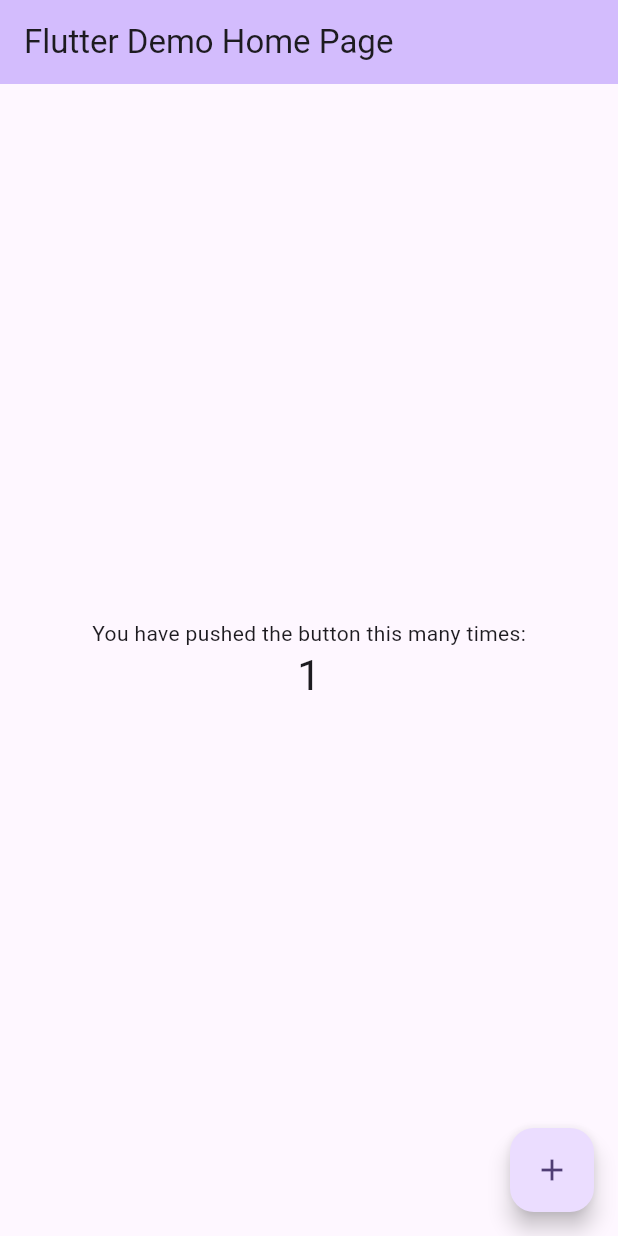
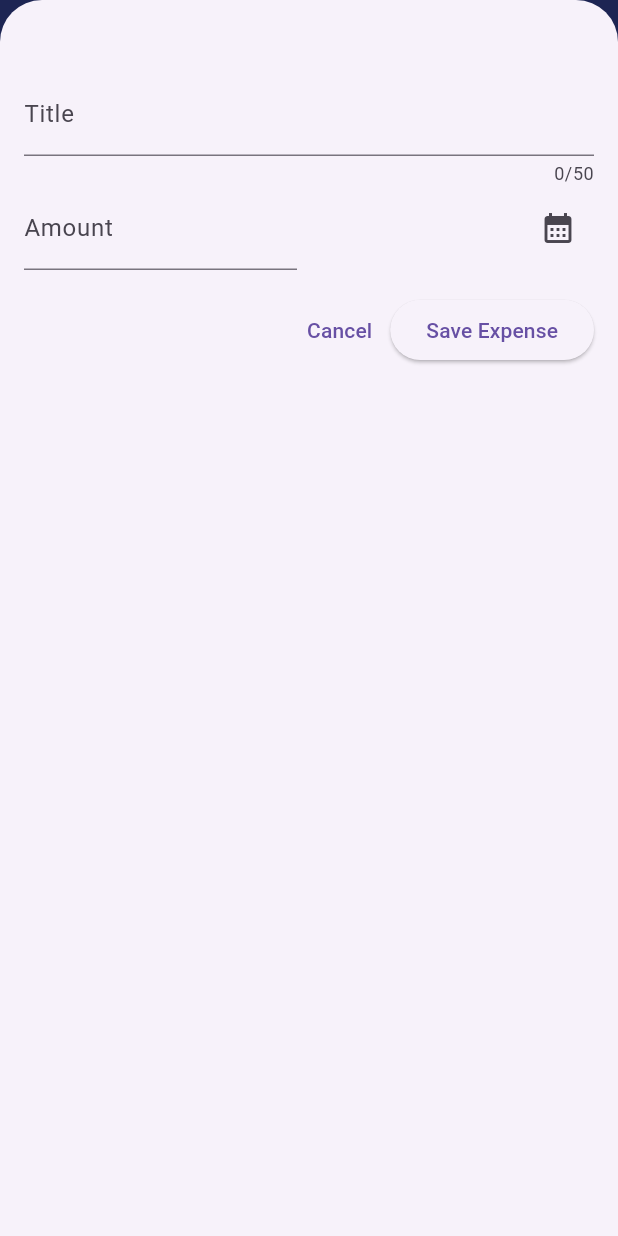
Before and after one commit to newbiners/money_management, a Flutter app: the screen it shows after launch, after a tap on the "add" icon, on a phone screen of 412 x 824 dp. Run offline on Flutter 3.47's test engine with Material 3 defaults, Android fonts, the phone set to English and light mode, and no system bars; our stand-ins replace google_fonts.

Commit message:
fist-project-flutter

```diff
--- a/lib/main.dart
+++ b/lib/main.dart
@@ -1,125 +1,23 @@
+
 import 'package:flutter/material.dart';
+import 'package:flutter/widgets.dart';
+import 'package:money_manager/widgets/expenses.dart';
+import 'package:money_manager/widgets/add_expenses.dart';
+
 
 void main() {
-  runApp(const MyApp());
+  runApp(const Expenses());
 }
 
-class MyApp extends StatelessWidget {
-  const MyApp({super.key});
+class Expenses extends StatelessWidget {
+   const Expenses({super.key});
 
-  // This widget is the root of your application.
+
+
   @override
   Widget build(BuildContext context) {
     return MaterialApp(
-      title: 'Flutter Demo',
-      theme: ThemeData(
-        // This is the theme of your application.
-        //
-        // TRY THIS: Try running your application with "flutter run". You'll see
-        // the application has a purple toolbar. Then, without quitting the app,
-        // try changing the seedColor in the colorScheme below to Colors.green
-        // and then invoke "hot reload" (save your changes or press the "hot
-        // reload" button in a Flutter-supported IDE, or press "r" if you used
-        // the command line to start the app).
-        //
-        // Notice that the counter didn't reset back to zero; the application
-        // state is not lost during the reload. To reset the state, use hot
-        // restart instead.
-        //
-        // This works for code too, not just values: Most code changes can be
-        // tested with just a hot reload.
-        colorScheme: ColorScheme.fromSeed(seedColor: Colors.deepPurple),
-        useMaterial3: true,
-      ),
-      home: const MyHomePage(title: 'Flutter Demo Home Page'),
+      home: MyExpense()
     );
   }
 }
-
-class MyHomePage extends StatefulWidget {
-  const MyHomePage({super.key, required this.title});
-
-  // This widget is the home page of your application. It is stateful, meaning
-  // that it has a State object (defined below) that contains fields that affect
-  // how it looks.
-
-  // This class is the configuration for the state. It holds the values (in this
-  // case the title) provided by the parent (in this case the App widget) and
-  // used by the build method of the State. Fields in a Widget subclass are
-  // always marked "final".
-
-  final String title;
-
-  @override
-  State<MyHomePage> createState() => _MyHomePageState();
-}
-
-class _MyHomePageState extends State<MyHomePage> {
-  int _counter = 0;
-
-  void _incrementCounter() {
-    setState(() {
-      // This call to setState tells the Flutter framework that something has
-      // changed in this State, which causes it to rerun the build method below
-      // so that the display can reflect the updated values. If we changed
-      // _counter without calling setState(), then the build method would not be
-      // called again, and so nothing would appear to happen.
-      _counter++;
-    });
-  }
-
-  @override
-  Widget build(BuildContext context) {
-    // This method is rerun every time setState is called, for instance as done
-    // by the _incrementCounter method above.
-    //
-    // The Flutter framework has been optimized to make rerunning build methods
-    // fast, so that you can just rebuild anything that needs updating rather
-    // than having to individually change instances of widgets.
-    return Scaffold(
-      appBar: AppBar(
-        // TRY THIS: Try changing the color here to a specific color (to
-        // Colors.amber, perhaps?) and trigger a hot reload to see the AppBar
-        // change color while the other colors stay the same.
-        backgroundColor: Theme.of(context).colorScheme.inversePrimary,
-        // Here we take the value from the MyHomePage object that was created by
-        // the App.build method, and use it to set our appbar title.
-        title: Text(widget.title),
-      ),
-      body: Center(
-        // Center is a layout widget. It takes a single child and positions it
-        // in the middle of the parent.
-        child: Column(
-          // Column is also a layout widget. It takes a list of children and
-          // arranges them vertically. By default, it sizes itself to fit its
-          // children horizontally, and tries to be as tall as its parent.
-          //
-          // Column has various properties to control how it sizes itself and
-          // how it positions its children. Here we use mainAxisAlignment to
-          // center the children vertically; the main axis here is the vertical
-          // axis because Columns are vertical (the cross axis would be
-          // horizontal).
-          //
-          // TRY THIS: Invoke "debug painting" (choose the "Toggle Debug Paint"
-          // action in the IDE, or press "p" in the console), to see the
-          // wireframe for each widget.
-          mainAxisAlignment: MainAxisAlignment.center,
-          children: <Widget>[
-            const Text(
-              'You have pushed the button this many times:',
-            ),
-            Text(
-              '$_counter',
-              style: Theme.of(context).textTheme.headlineMedium,
-            ),
-          ],
-        ),
-      ),
-      floatingActionButton: FloatingActionButton(
-        onPressed: _incrementCounter,
-        tooltip: 'Increment',
-        child: const Icon(Icons.add),
-      ), // This trailing comma makes auto-formatting nicer for build methods.
-    );
-  }
-}
--- /dev/null
+++ b/lib/widgets/add_expenses.dart
@@ -0,0 +1,98 @@
+import 'package:flutter/material.dart';
+import 'package:money_manager/widgets/components/textField.dart';
+class MyAddExpenses extends StatefulWidget {
+  const MyAddExpenses({super.key});
+
+  @override
+  State<MyAddExpenses> createState() => _MyAddExpensesState();
+}
+
+class _MyAddExpensesState extends State<MyAddExpenses> {
+  @override
+  Widget build(BuildContext context) {
+    return
+    Padding(
+      padding: const EdgeInsets.fromLTRB(16, 48, 16, 16),
+      child: Column(
+        children: [
+          TextField(
+            maxLength: 50,
+            decoration: const InputDecoration(
+              label: Text('Title'),
+            ),
+          ),
+          Row(
+            children: [
+              Expanded(
+                child: TextField(
+                  keyboardType: TextInputType.number,
+                  decoration: const InputDecoration(
+                    prefixText: '\$ ',
+                    label: Text('Amount'),
+                  ),
+                ),
+              ),
+              const SizedBox(width: 16),
+              Expanded(
+                child: Row(
+                  mainAxisAlignment: MainAxisAlignment.end,
+                  crossAxisAlignment: CrossAxisAlignment.center,
+                  children: [
+                    // Text(
+                    //   _selectedDate == null
+                    //       ? 'No date selected'
+                    //       : formatter.format(_selectedDate!),
+                    // ),
+                    IconButton(
+                      onPressed: () {},
+                      icon: const Icon(
+                        Icons.calendar_month,
+                      ),
+                    ),
+                  ],
+                ),
+              ),
+            ],
+          ),
+          const SizedBox(height: 16),
+          Row(
+            children: [
+              // DropdownButton(
+              //   value: _selectedCategory,
+              //   items: Category.values
+              //       .map(
+              //         (category) => DropdownMenuItem(
+              //           value: category,
+              //           child: Text(
+              //             category.name.toUpperCase(),
+              //           ),
+              //         ),
+              //       )
+              //       .toList(),
+              //   onChanged: (value) {
+              //     if (value == null) {
+              //       return;
+              //     }
+              //     // setState(() {
+              //     //   _selectedCategory = value;
+              //     // });
+              //   },
+              // ),
+              const Spacer(),
+              TextButton(
+                onPressed: () {
+                  Navigator.pop(context);
+                },
+                child: const Text('Cancel'),
+              ),
+              ElevatedButton(
+                onPressed: () {},
+                child: const Text('Save Expense'),
+              ),
+            ],
+          ),
+        ],
+      ),
+    );
+  }
+}
--- /dev/null
+++ b/lib/widgets/components/textField.dart
@@ -0,0 +1,24 @@
+import 'package:flutter/material.dart';
+
+class MyTextField extends StatelessWidget {
+  const MyTextField({super.key});
+
+  @override
+  Widget build(BuildContext context) {
+    return
+    //  SizedBox(
+      // width: double.infinity,
+      // Column(
+      //   children: [
+          TextField(
+            // obscureText: true,
+            decoration: InputDecoration(
+              // border: OutlineInputBorder(),dfdsfdsfds
+              labelText: 'Password',
+            ),
+        //   ),
+        // ],
+      // ),
+    );
+  }
+}
--- /dev/null
+++ b/lib/widgets/expenses.dart
@@ -0,0 +1,64 @@
+import 'package:flutter/material.dart';
+import 'package:google_fonts/google_fonts.dart';
+import 'package:money_manager/widgets/add_expenses.dart';
+class MyExpense extends StatefulWidget {
+  const MyExpense({super.key});
+
+  @override
+  State<MyExpense> createState() => _MyExpenseState();
+}
+
+class _MyExpenseState extends State<MyExpense> {
+  void _btnShowButtonBtn() {
+  showModalBottomSheet(
+      isScrollControlled: true,
+      context: context,
+      builder: (ctx) => MyAddExpenses()
+    );
+}
+
+  @override
+  Widget build(BuildContext context) {
+    return Scaffold(
+        appBar: AppBar(
+          backgroundColor: Colors.indigo,
+          title: Row(
+            children: [
+              Container(
+                decoration: const BoxDecoration(
+                  shape: BoxShape.circle,
+                  color: Colors.blue,
+                ),
+                child: const Padding(
+                  padding: EdgeInsets.all(5),
+                  child: ClipOval(
+                    child: Icon(
+                      Icons.person,
+                      color: Colors.white,
+                    ),
+                  ),
+                ),
+              ),
+              const SizedBox(
+                width: 20,
+              ),
+              Text(
+                "MONEY MAKER",
+                style: GoogleFonts.lato(
+                  textStyle: const TextStyle(
+                    color: Colors.white,
+                    letterSpacing: 0.5,
+                    fontWeight: FontWeight.w900,
+                  ),
+                ),
+              )
+            ],
+          ),
+          actions: [
+          IconButton(onPressed: _btnShowButtonBtn, icon: const Icon(Icons.add, color: Colors.white,))
+          ],
+        ),
+        body: Text("cek"),
+      );
+  }
+}
--- a/pubspec.yaml
+++ b/pubspec.yaml
@@ -35,6 +35,7 @@ dependencies:
   # The following adds the Cupertino Icons font to your application.
   # Use with the CupertinoIcons class for iOS style icons.
   cupertino_icons: ^1.0.6
+  google_fonts: ^6.2.1
 
 dev_dependencies:
   flutter_test:
```
Also changed, not shown: pubspec.lock, 1 other file.
